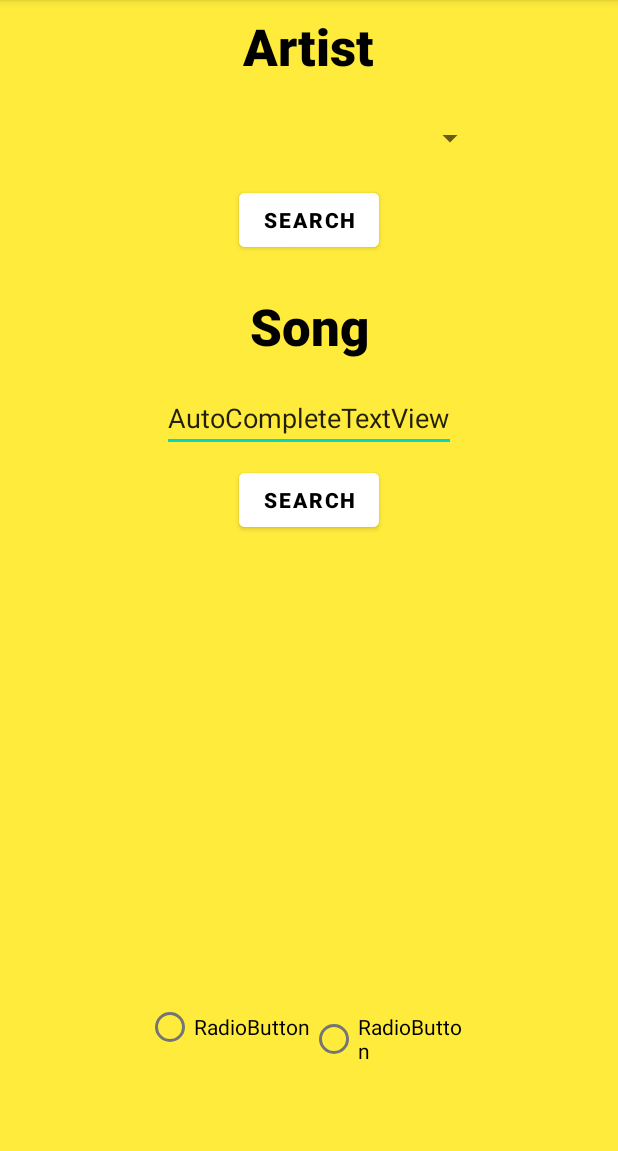
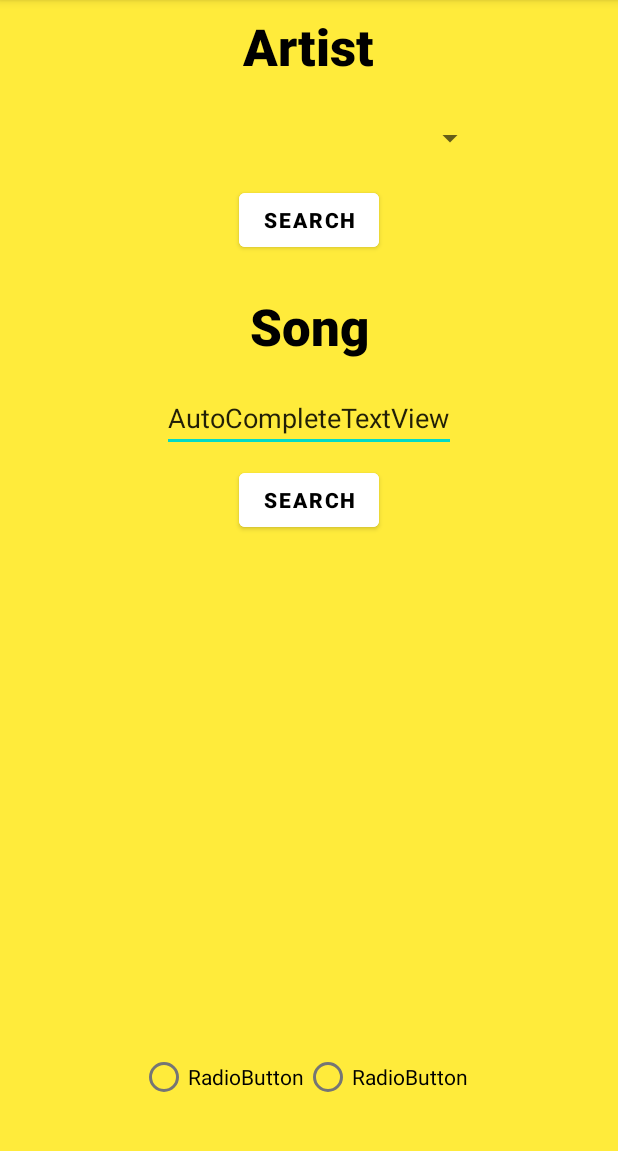
Before and after one commit to nadiaxm5/MusicApp, an Android app: the screen it shows after launch (MainActivity), on a phone screen of 412 x 824 dp, the part 84-1235 px from its top. Run offline under Robolectric (Android 15) with nearby library versions, the phone set to English and light mode, and no system bars.

Commit message:
ajuste para movil pequeño

```diff
--- a/app/src/main/res/layout/activity_main.xml
+++ b/app/src/main/res/layout/activity_main.xml
@@ -80,8 +80,8 @@
         app:layout_constraintTop_toBottomOf="@+id/button" />
 
     <RadioGroup
-        android:layout_width="218dp"
-        android:layout_height="99dp"
+        android:layout_width="225dp"
+        android:layout_height="66dp"
         android:layout_marginBottom="8dp"
         android:orientation="horizontal"
         app:layout_constraintBottom_toBottomOf="parent"
```
